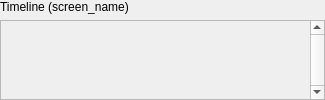
nilsding/twitrrerr, file lib/twitrrerr/ui/timeline.ui: the form before one commit.
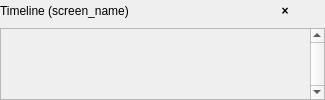
The form after the commit.

Commit message:
timelines can now be closed.
also fixed a small fuckup in the @timelines hash

Patch:
```diff
--- a/lib/twitrrerr/ui/timeline.ui
+++ b/lib/twitrrerr/ui/timeline.ui
@@ -39,6 +39,8 @@
     <number>0</number>
    </property>
    <item>
+    <layout class="QHBoxLayout" name="horizontalLayout" stretch="1,0,0">
+     <item>
     <widget class="QLabel" name="ql_timeline_name">
      <property name="text">
       <string notr="true">Timeline (screen_name)</string>
@@ -46,6 +48,37 @@
     </widget>
    </item>
    <item>
+      <spacer name="horizontalSpacer">
+       <property name="orientation">
+        <enum>Qt::Horizontal</enum>
+       </property>
+       <property name="sizeHint" stdset="0">
+        <size>
+         <width>40</width>
+         <height>20</height>
+        </size>
+       </property>
+      </spacer>
+     </item>
+     <item>
+      <widget class="QPushButton" name="qpb_close">
+       <property name="font">
+        <font>
+         <weight>75</weight>
+         <bold>true</bold>
+        </font>
+       </property>
+       <property name="text">
+        <string notr="true">×</string>
+       </property>
+       <property name="flat">
+        <bool>true</bool>
+       </property>
+      </widget>
+     </item>
+    </layout>
+   </item>
+   <item>
     <widget class="QScrollArea" name="qsa_tweets">
      <property name="frameShadow">
       <enum>QFrame::Sunken</enum>
@@ -65,7 +98,7 @@
         <x>0</x>
         <y>0</y>
         <width>303</width>
-        <height>75</height>
+        <height>64</height>
        </rect>
       </property>
      </widget>
```
Lines whose indentation alone changed are shown as unchanged. The commit also changes 2 other files.
